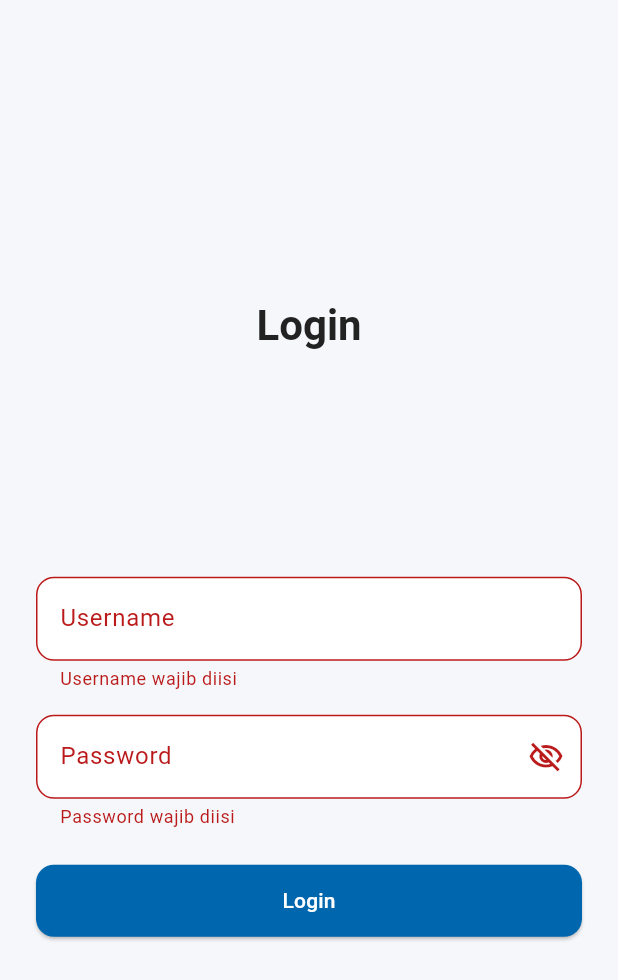
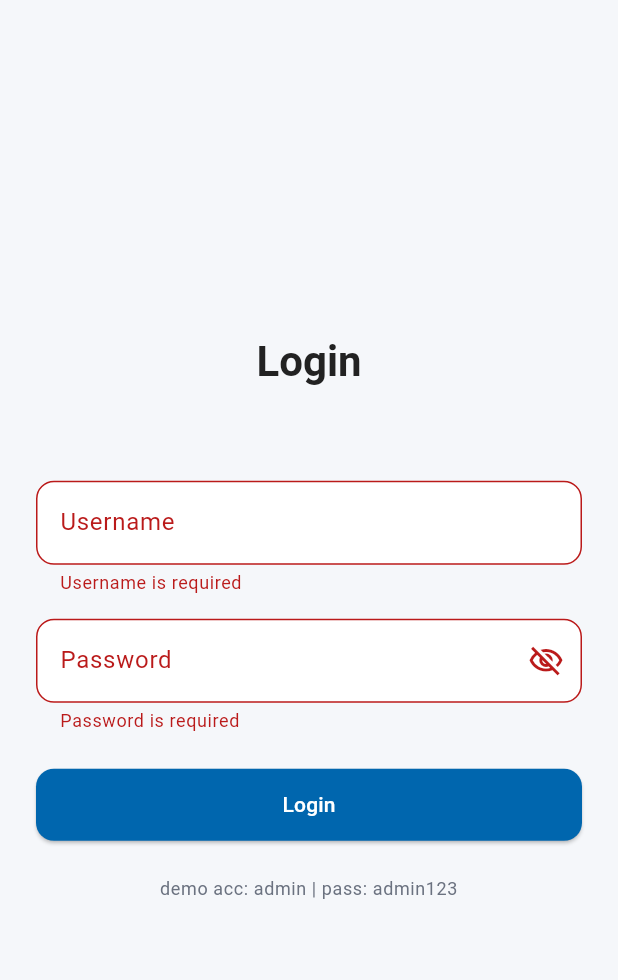
Before and after one commit to yhsptraa/mobile-banking-flutter, a Flutter app: the screen it shows after launch, after a tap on "Login", on a phone screen of 412 x 824 dp. Shown: the top 980 px of the screen. Run offline on Flutter 3.47's test engine with Material 3 defaults, Android fonts, the phone set to English and light mode, and no system bars; our stand-ins replace drift, drift_flutter, flutter_riverpod, image_picker; missing offline and left inert: mobile_scanner; accounts and stored records are empty; generated files the repository leaves out were written again.

Commit message:
feat: implement login screen with local database

```diff
--- a/lib/features/login/screens/login_screen.dart
+++ b/lib/features/login/screens/login_screen.dart
@@ -1,13 +1,82 @@
 import 'package:flutter/material.dart';
+import 'package:flutter_riverpod/flutter_riverpod.dart';
 
 import '../../../core/theme/app_colors.dart';
 import '../../../core/widgets/app_button.dart';
 import '../../../core/widgets/app_input.dart';
+import '../../../services/auth_service.dart';
+import '../../../state/session_controller.dart';
 import '../../home/screens/home_screen.dart';
 import '../widgets/password_input.dart';
 
-class LoginScreen extends StatelessWidget {
+class LoginScreen extends ConsumerStatefulWidget {
   const LoginScreen({super.key});
+
+  @override
+  ConsumerState<LoginScreen> createState() => _LoginScreenState();
+}
+
+class _LoginScreenState extends ConsumerState<LoginScreen> {
+  final _formKey = GlobalKey<FormState>();
+  final _usernameController = TextEditingController();
+  final _passwordController = TextEditingController();
+  bool _isLoggingIn = false;
+
+  @override
+  void dispose() {
+    _usernameController.dispose();
+    _passwordController.dispose();
+    super.dispose();
+  }
+
+  Future<void> _login() async {
+    FocusScope.of(context).unfocus();
+
+    if (_isLoggingIn || !_formKey.currentState!.validate()) return;
+
+    setState(() {
+      _isLoggingIn = true;
+    });
+
+    try {
+      final result = await ref
+          .read(authServiceProvider)
+          .login(
+            username: _usernameController.text.trim(),
+            password: _passwordController.text,
+          );
+
+      if (!mounted) return;
+
+      if (result == null) {
+        ScaffoldMessenger.of(context).showSnackBar(
+          const SnackBar(content: Text('Wrong username or password.')),
+        );
+        return;
+      }
+
+      ref
+          .read(sessionControllerProvider.notifier)
+          .startSession(userId: result.user.id, accountId: result.account.id);
+
+      Navigator.pushReplacement(
+        context,
+        MaterialPageRoute(builder: (_) => const HomeScreen()),
+      );
+    } catch (error) {
+      if (!mounted) return;
+
+      ScaffoldMessenger.of(context).showSnackBar(
+        const SnackBar(content: Text('Login failed, try again')),
+      );
+    } finally {
+      if (mounted) {
+        setState(() {
+          _isLoggingIn = false;
+        });
+      }
+    }
+  }
 
   @override
   Widget build(BuildContext context) {
@@ -22,50 +91,47 @@ class LoginScreen extends StatelessWidget {
             child: ConstrainedBox(
               constraints: const BoxConstraints(maxWidth: 400),
               child: Form(
+                key: _formKey,
                 child: Column(
                   mainAxisAlignment: MainAxisAlignment.center,
+                  crossAxisAlignment: CrossAxisAlignment.stretch,
                   children: [
-                    Text('Login', style: textTheme.headlineLarge),
-                    const SizedBox(height: 150),
+                    Text(
+                      'Login',
+                      style: textTheme.headlineLarge,
+                      textAlign: TextAlign.center,
+                    ),
+                    const SizedBox(height: 62),
                     AppInput(
                       label: 'Username',
+                      controller: _usernameController,
                       validator: (value) {
                         if (value == null || value.trim().isEmpty) {
-                          return 'Username wajib diisi';
+                          return 'Username is required';
                         }
                         return null;
                       },
                     ),
                     const SizedBox(height: 16),
                     PasswordInput(
+                      controller: _passwordController,
                       validator: (value) {
                         if (value == null || value.isEmpty) {
-                          return 'Password wajib diisi';
+                          return 'Password is required';
                         }
                         return null;
                       },
                     ),
-                    SizedBox(height: 24),
-                    Builder(
-                      builder: (buttonContext) {
-                        return AppButton(
-                          label: 'Login',
-                          onPressed: () {
-                            FocusScope.of(buttonContext).unfocus();
-
-                            if (!Form.of(buttonContext).validate()) {
-                              return;
-                            }
-
-                            Navigator.pushReplacement(
-                              buttonContext,
-                              MaterialPageRoute(
-                                builder: (_) => const HomeScreen(),
-                              ),
-                            );
-                          },
-                        );
-                      },
+                    const SizedBox(height: 24),
+                    AppButton(
+                      label: 'Login',
+                      onPressed: _login,
+                    ),
+                    const SizedBox(height: 24),
+                    Text(
+                      'demo acc: admin | pass: admin123',
+                      style: textTheme.bodySmall,
+                      textAlign: TextAlign.center,
                     ),
                   ],
                 ),
--- a/lib/features/login/widgets/password_input.dart
+++ b/lib/features/login/widgets/password_input.dart
@@ -1,34 +1,39 @@
 import 'package:flutter/material.dart';
 
 class PasswordInput extends StatefulWidget {
-  const PasswordInput({super.key, this.validator});
+  const PasswordInput({super.key, this.validator, this.controller});
 
   final String? Function(String?)? validator;
+  final TextEditingController? controller;
 
   @override
   State<PasswordInput> createState() => _PasswordInputState();
 }
 
 class _PasswordInputState extends State<PasswordInput> {
-
   bool _isHidden = true;
 
   @override
   Widget build(BuildContext context) {
     return TextFormField(
+      controller: widget.controller,
       obscureText: _isHidden,
       validator: widget.validator,
       decoration: InputDecoration(
         labelText: 'Password',
         suffixIcon: IconButton(
-          tooltip: _isHidden ? 'Tampilkan password' : 'sembunyikan password',
+          tooltip: _isHidden ? 'Show password' : 'Hide password',
           onPressed: () {
             setState(() {
               _isHidden = !_isHidden;
             });
           },
-          icon: Icon(_isHidden ? Icons.visibility_off_outlined : Icons.visibility_outlined)
-          )
+          icon: Icon(
+            _isHidden
+                ? Icons.visibility_off_outlined
+                : Icons.visibility_outlined,
+          ),
+        ),
       ),
     );
   }
--- a/lib/main.dart
+++ b/lib/main.dart
@@ -1,4 +1,5 @@
 import 'package:flutter/material.dart';
+import 'package:flutter_riverpod/flutter_riverpod.dart';
 
 import 'core/theme/app_theme.dart';
 import './features/login/screens/login_screen.dart';
@@ -6,7 +7,11 @@ import './features/login/screens/login_screen.dart';
 
 
 void main() {
-  runApp(const MyApp());
+  runApp(
+    const ProviderScope(
+    child: MyApp(),
+    )
+  );
 }
 
 class MyApp extends StatelessWidget {
```
Also changed, not shown: lib/services/auth_service.dart (added, +49 -0 lines), lib/state/session_controller.dart (added, +39 -0 lines).
